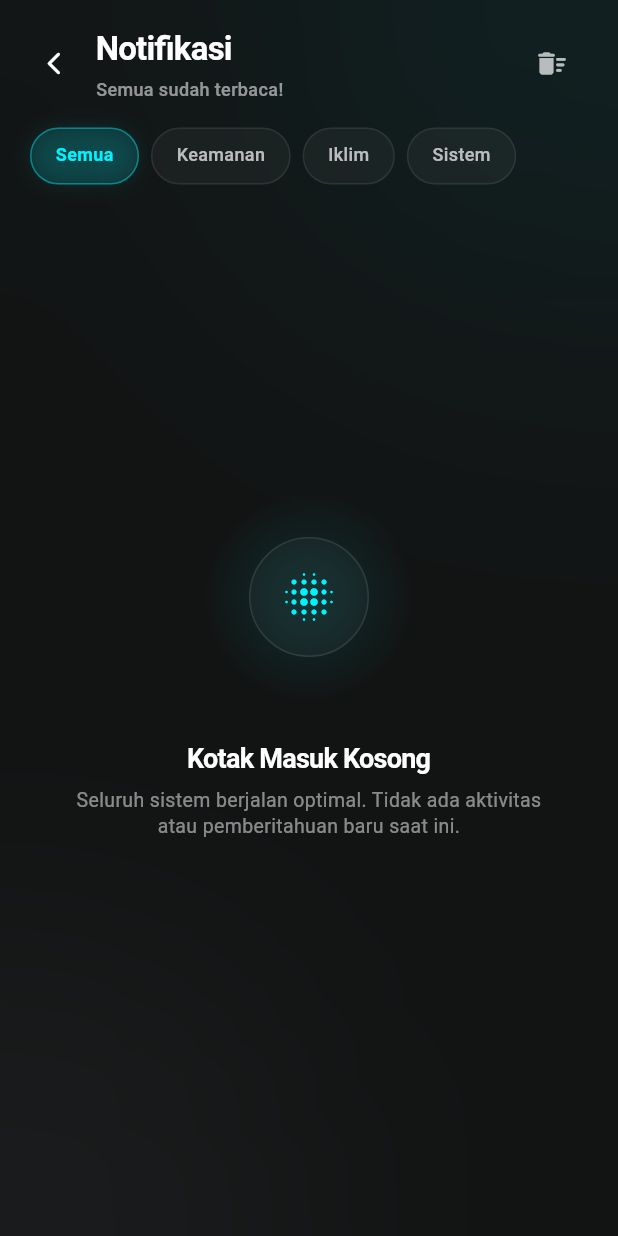
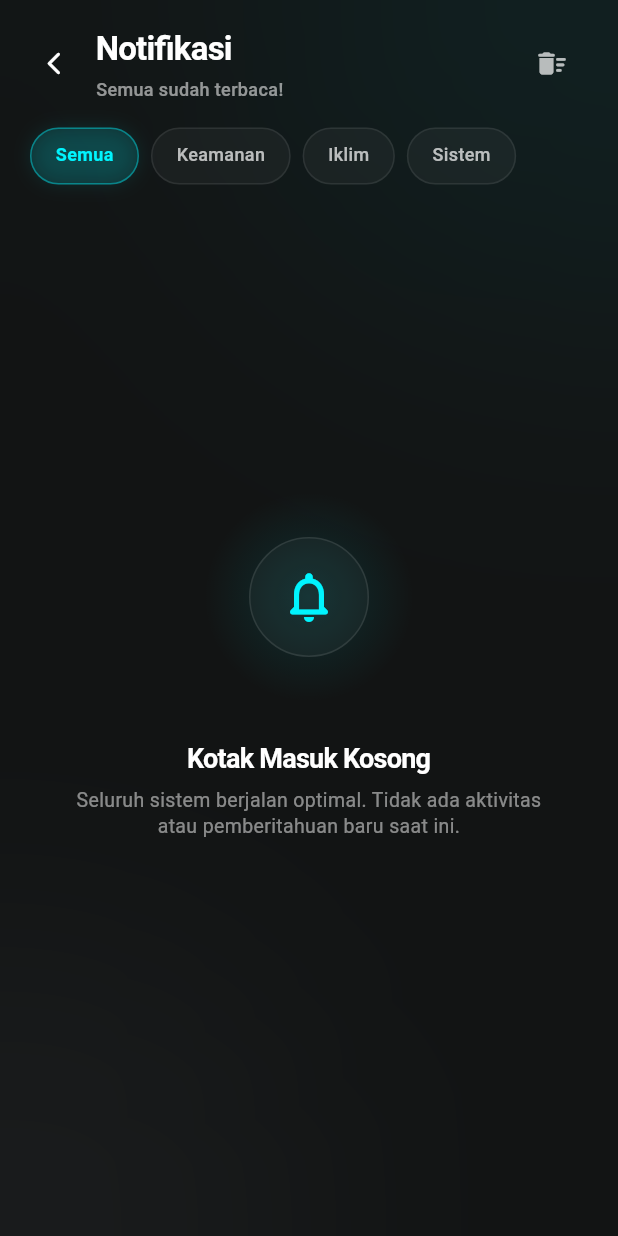
Before and after one commit to RafaEnricoo/otter_app, a Flutter app: the NotificationScreen screen opened directly, on a phone screen of 412 x 824 dp. Run offline on Flutter 3.47's test engine with Material 3 defaults, Android fonts, the phone set to English and light mode, and no system bars; our stand-ins replace audioplayers, firebase_core, firebase_database, flutter_tts, speech_to_text, vibration; accounts and stored records are empty; Roboto replaces fonts that are missing (Sora).

Commit message:
style: update empty state icon to notifications_none_rounded

```diff
--- a/lib/screens/notification_screen.dart
+++ b/lib/screens/notification_screen.dart
@@ -405,7 +405,7 @@ class _NotificationScreenState extends State<NotificationScreen> with SingleTick
                     ),
                     child: Center(
                       child: Icon(
-                        Icons.blur_on_rounded,
+                        Icons.notifications_none_rounded,
                         size: 40,
                         color: Color(AppColors.secondaryContainer),
                       ),
```
